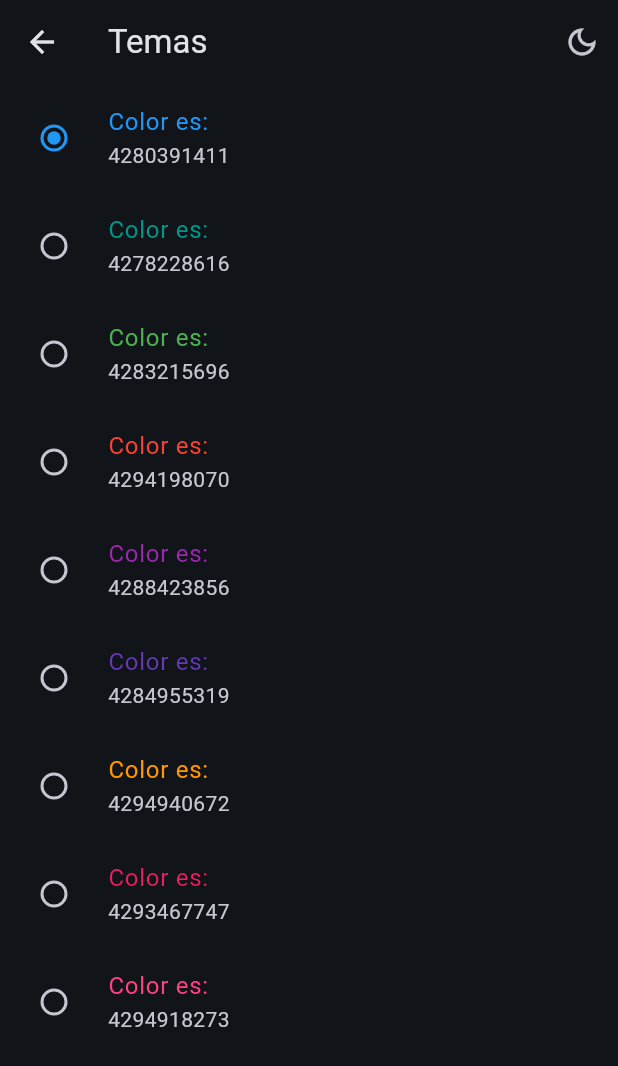
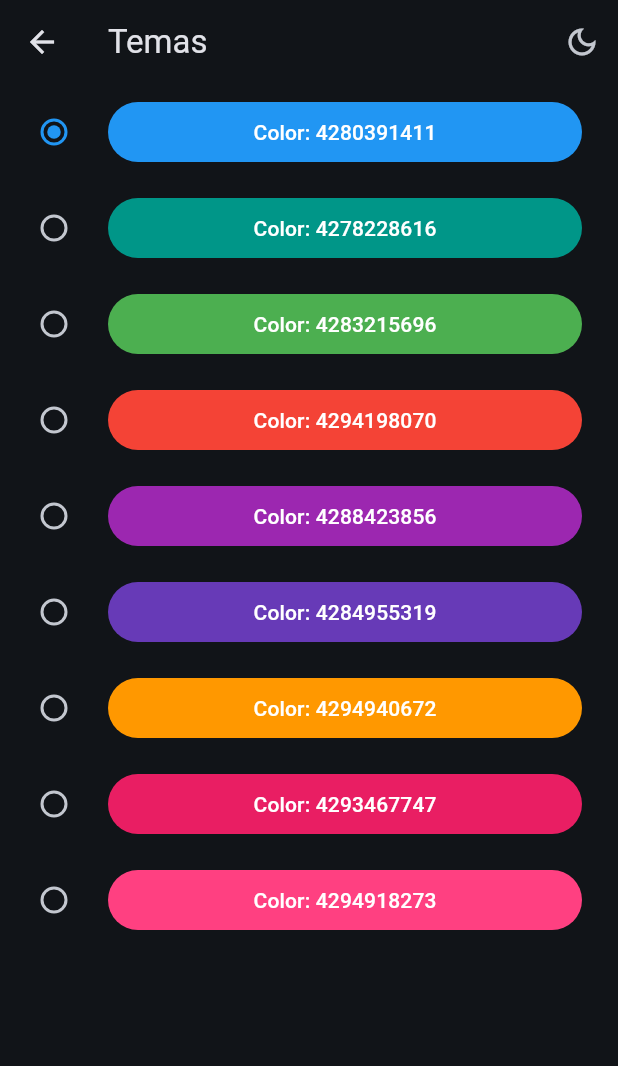
Before and after one commit to GatoJustiniano/flutter, a Flutter app: the SettingsScreen screen opened by its route, after a tap on "Imagen de fondo", after a tap on "Temas", on a phone screen of 412 x 824 dp. Shown: the top 1066 px of the screen. Run offline on Flutter 3.47's test engine with Material 3 defaults, Android fonts, the phone set to English and light mode, and no system bars; our stand-ins replace animate_do, flutter_riverpod, go_router.

Commit message:
fix colors

```diff
--- a/lib/presentation/screens/settings/settings_screen.dart
+++ b/lib/presentation/screens/settings/settings_screen.dart
@@ -33,8 +33,8 @@ class _SettingView extends ConsumerWidget {
         SwitchListTile(
           title: Text('Imagen de fondo'),
           subtitle: isDarkMode
-              ? Text('Modo Noche Activado')
-              : Text('Modo Día Activado'),
+              ? Text('Modo Oscuro Activado')
+              : Text('Modo Claro Activado'),
           value: isDarkMode,
           onChanged: (isDarkMode) {
             ref.watch(themeNotifierProvider.notifier).toggleDarkMode();
@@ -45,15 +45,15 @@ class _SettingView extends ConsumerWidget {
           ),
         ),
         Expanded(
-          child: _GenerarSettingItems(),
+          child: _SettingItems(),
         ),
       ],
     );
   }
 }
 
-class _GenerarSettingItems extends StatelessWidget {
-  const _GenerarSettingItems();
+class _SettingItems extends StatelessWidget {
+  const _SettingItems();
 
   @override
   Widget build(BuildContext context) {
--- a/lib/presentation/screens/theme_system/theme_system_screen.dart
+++ b/lib/presentation/screens/theme_system/theme_system_screen.dart
@@ -42,11 +42,17 @@ class _ThemeView extends ConsumerWidget {
       itemBuilder: (context, index) {
         final color = colors[index];
         return RadioListTile(
-          title: Text(
-            'Color es: ',
-            style: TextStyle(color: color),
+
+          subtitle: FilledButton(
+            onPressed: null,
+            child: Text(
+              'Color: ${color.value}',
+              style: TextStyle(color: Colors.white),
+            ),
+            style: ButtonStyle(
+              backgroundColor: WidgetStatePropertyAll(color),
+            ),
           ),
-          subtitle: Text('${color.value}'),
           activeColor: color,
           value: index,
           groupValue: selectedColor,
```
